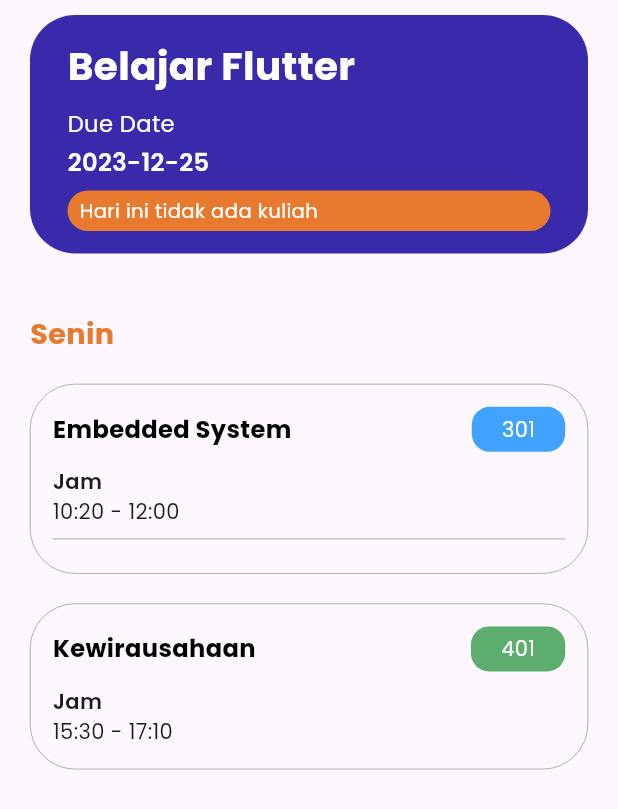
After one commit to Adipurnama7/pantau_belajar, a Flutter app: the DetailSchedulePage screen opened directly, on a phone screen of 412 x 824 dp. The commit adds this screen. Shown: the top 809 px of the screen. Run offline on Flutter 3.47's test engine with Material 3 defaults, Android fonts, the light colour scheme and no system bars; our stand-ins replace curved_navigation_bar, google_fonts.

Commit message:
add detail schedule

```diff
--- /dev/null
+++ b/lib/components/my_schedule.dart
@@ -0,0 +1,119 @@
+import 'package:flutter/material.dart';
+import 'package:google_fonts/google_fonts.dart';
+
+class MySchedule extends StatelessWidget {
+  final String day;
+  final List<ScheduleItem> scheduleItems;
+
+  const MySchedule({
+    Key? key,
+    required this.day,
+    required this.scheduleItems,
+  }) : super(key: key);
+
+  @override
+  Widget build(BuildContext context) {
+    double screenWidth = MediaQuery.of(context).size.width;
+
+    return Column(
+      crossAxisAlignment: CrossAxisAlignment.start,
+      children: [
+        Padding(
+          padding: const EdgeInsets.symmetric(vertical: 20),
+          child: Text(
+            day,
+            style: GoogleFonts.poppins(
+              fontSize: 15 + screenWidth * 0.01,
+              color: const Color.fromARGB(255, 232, 122, 48),
+              fontWeight: FontWeight.w700,
+            ),
+          ),
+        ),
+        Column(
+          children: scheduleItems.map((item) {
+            return Padding(
+              padding: const EdgeInsets.only(bottom: 20),
+              child: Container(
+                padding: const EdgeInsets.all(15),
+                width: screenWidth,
+                decoration: BoxDecoration(
+                  border: Border.all(
+                    color: Colors.black,
+                    width: 0.2,
+                  ),
+                  borderRadius: BorderRadius.circular(30),
+                ),
+                child: Column(
+                  crossAxisAlignment: CrossAxisAlignment.start,
+                  children: [
+                    Row(
+                      mainAxisAlignment: MainAxisAlignment.spaceBetween,
+                      children: [
+                        Text(
+                          item.title,
+                          style: GoogleFonts.poppins(
+                            fontSize: 12 + screenWidth * 0.01,
+                            color: Colors.black,
+                            fontWeight: FontWeight.bold,
+                          ),
+                        ),
+                        Container(
+                          padding: const EdgeInsets.symmetric(
+                              horizontal: 20, vertical: 5),
+                          decoration: BoxDecoration(
+                            borderRadius: BorderRadius.circular(12),
+                            color: item.color,
+                          ),
+                          child: Text(
+                            item.room,
+                            style: GoogleFonts.poppins(color: Colors.white),
+                          ),
+                        ),
+                      ],
+                    ),
+                    const SizedBox(height: 10),
+                    Row(
+                      crossAxisAlignment: CrossAxisAlignment.start,
+                      children: [
+                        Column(
+                          crossAxisAlignment: CrossAxisAlignment.start,
+                          children: [
+                            Text(
+                              'Jam',
+                              style: GoogleFonts.poppins(
+                                fontWeight: FontWeight.w600,
+                              ),
+                            ),
+                            Text(
+                              item.time,
+                              style: GoogleFonts.poppins(),
+                            ),
+                          ],
+                        ),
+                      ],
+                    ),
+                    if (item != scheduleItems.last) const Divider(),
+                  ],
+                ),
+              ),
+            );
+          }).toList(),
+        ),
+      ],
+    );
+  }
+}
+
+class ScheduleItem {
+  final String title;
+  final String room;
+  final String time;
+  final Color color;
+
+  ScheduleItem({
+    required this.title,
+    required this.room,
+    required this.time,
+    required this.color,
+  });
+}
--- /dev/null
+++ b/lib/pages/detail_schedule_page.dart
@@ -0,0 +1,59 @@
+import 'package:flutter/material.dart';
+import 'package:google_fonts/google_fonts.dart';
+import 'package:pantau_belajar/components/my_custom_card.dart';
+import 'package:pantau_belajar/components/my_schedule.dart';
+
+class DetailSchedulePage extends StatefulWidget {
+  const DetailSchedulePage({super.key});
+
+  @override
+  State<DetailSchedulePage> createState() => _DetailSchedulePageState();
+}
+
+class _DetailSchedulePageState extends State<DetailSchedulePage> {
+  @override
+  Widget build(BuildContext context) {
+    final screenWidth = MediaQuery.of(context).size.width;
+
+    return SafeArea(
+      child: Scaffold(
+        body: Padding(
+          padding: const EdgeInsets.symmetric(horizontal: 20, vertical: 10),
+          child: SingleChildScrollView(
+            child: Column(
+              crossAxisAlignment: CrossAxisAlignment.start,
+              children: [
+                // MyCustomCard Component
+                MyCustomCard(
+                  day: 'Belajar Flutter',
+                  dueDate: '2023-12-25',
+                  message: 'Hari ini tidak ada kuliah',
+                  screenWidth: screenWidth,
+                ),
+                const SizedBox(height: 20),
+                // MySchedule Component
+                MySchedule(
+                  day: 'Senin',
+                  scheduleItems: [
+                    ScheduleItem(
+                      title: 'Embedded System',
+                      room: '301',
+                      time: '10:20 - 12:00',
+                      color: const Color.fromARGB(255, 65, 163, 254),
+                    ),
+                    ScheduleItem(
+                      title: 'Kewirausahaan',
+                      room: '401',
+                      time: '15:30 - 17:10',
+                      color: const Color.fromARGB(255, 93, 173, 110),
+                    ),
+                  ],
+                ),
+              ],
+            ),
+          ),
+        ),
+      ),
+    );
+  }
+}
--- a/lib/pages/schedule_page.dart
+++ b/lib/pages/schedule_page.dart
@@ -1,6 +1,7 @@
 import 'package:flutter/material.dart';
 import 'package:google_fonts/google_fonts.dart';
 import 'package:pantau_belajar/components/my_custom_card.dart';
+import 'package:pantau_belajar/pages/detail_schedule_page.dart';
 
 class SchedulePage extends StatefulWidget {
   const SchedulePage({super.key});
@@ -43,11 +44,16 @@
                     return Column(
                       children: [
                         const SizedBox(height: 10),
-                        MyCustomCard(
-                          day: 'Senin',
-                          dueDate: '2023-12-25', // Ganti dengan tanggal relevan
-                          message: 'Hari ini tidak ada kuliah',
-                          screenWidth: screenWidth,
+                        GestureDetector(
+                          onTap: () {
+                            Navigator.push(context, MaterialPageRoute(builder: (context) => DetailSchedulePage(),));
+                          },
+                          child: MyCustomCard(
+                            day: 'Belajar Flutter',
+                            dueDate: '2023-12-25', // Ganti dengan tanggal relevan
+                            message: 'Hari ini tidak ada kuliah',
+                            screenWidth: screenWidth,
+                          ),
                         ),
                       ],
                     );
```
